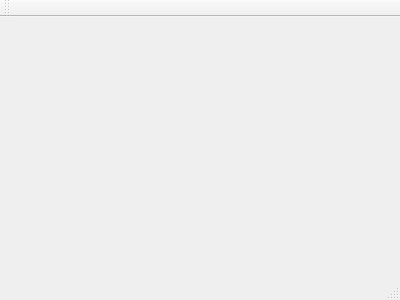
Before: the Qt Designer form frmGTA5Sync.ui in SyDevTeam/gta5view, drawn with Qt 5.
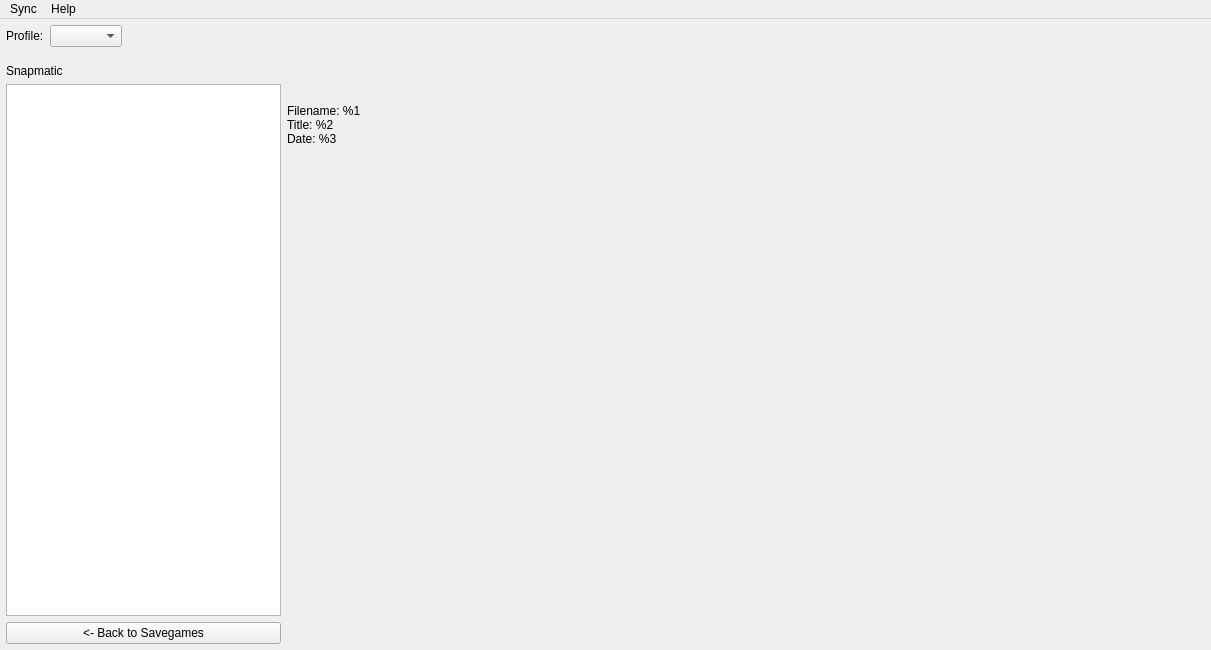
After: the same form once the commit is applied. Icons and pictures are not drawn.

The edit to the form file:
```diff
--- a/frmGTA5Sync.ui
+++ b/frmGTA5Sync.ui
@@ -1,24 +1,259 @@
 <ui version="4.0">
  <class>frmGTA5Sync</class>
- <widget class="QMainWindow" name="frmGTA5Sync" >
-  <property name="geometry" >
+ <widget class="QMainWindow" name="frmGTA5Sync">
+  <property name="geometry">
    <rect>
     <x>0</x>
     <y>0</y>
-    <width>400</width>
-    <height>300</height>
+    <width>1211</width>
+    <height>650</height>
    </rect>
   </property>
   <property name="windowTitle" >
    <string>frmGTA5Sync</string>
   </property>
-  <widget class="QMenuBar" name="menuBar" />
-  <widget class="QToolBar" name="mainToolBar" />
-  <widget class="QWidget" name="centralWidget" />
-  <widget class="QStatusBar" name="statusBar" />
+  <widget class="QWidget" name="cwSync">
+   <layout class="QVBoxLayout" name="vlSync">
+    <property name="leftMargin">
+     <number>6</number>
+    </property>
+    <property name="topMargin">
+     <number>6</number>
+    </property>
+    <property name="rightMargin">
+     <number>6</number>
+    </property>
+    <property name="bottomMargin">
+     <number>6</number>
+    </property>
+    <item>
+     <layout class="QHBoxLayout" name="hlProfile">
+      <item>
+       <widget class="QLabel" name="labProfile">
+        <property name="text">
+         <string>Profile:</string>
+        </property>
+       </widget>
+      </item>
+      <item>
+       <widget class="QComboBox" name="cbProfile"/>
+      </item>
+      <item>
+       <spacer name="hsProfile">
+        <property name="orientation">
+         <enum>Qt::Horizontal</enum>
+        </property>
+        <property name="sizeHint" stdset="0">
+         <size>
+          <width>40</width>
+          <height>20</height>
+         </size>
+        </property>
+       </spacer>
+      </item>
+     </layout>
+    </item>
+    <item>
+     <widget class="QStackedWidget" name="swLists">
+      <property name="currentIndex">
+       <number>1</number>
+      </property>
+      <widget class="QWidget" name="pageSavegames">
+       <layout class="QVBoxLayout" name="vlSavegames">
+        <property name="leftMargin">
+         <number>0</number>
+        </property>
+        <property name="topMargin">
+         <number>0</number>
+        </property>
+        <property name="rightMargin">
+         <number>0</number>
+        </property>
+        <property name="bottomMargin">
+         <number>0</number>
+        </property>
+        <item>
+         <widget class="QLabel" name="labSavegames">
+          <property name="text">
+           <string>Savegames</string>
+          </property>
+         </widget>
+        </item>
+        <item>
+         <widget class="QListView" name="lvSavegames"/>
+        </item>
+        <item>
+         <widget class="QPushButton" name="cmdViewSnapmatic">
+          <property name="text">
+           <string>View Snapmatic pictures</string>
+          </property>
+         </widget>
+        </item>
+       </layout>
+      </widget>
+      <widget class="QWidget" name="pageSnapmatic">
+       <layout class="QVBoxLayout" name="vlSnapmatic">
+        <property name="leftMargin">
+         <number>0</number>
+        </property>
+        <property name="rightMargin">
+         <number>0</number>
+        </property>
+        <property name="bottomMargin">
+         <number>0</number>
+        </property>
+        <item>
+         <widget class="QLabel" name="labSnapmatic">
+          <property name="text">
+           <string>Snapmatic</string>
+          </property>
+         </widget>
+        </item>
+        <item>
+         <layout class="QHBoxLayout" name="hlSnapmatic">
+          <item>
+           <layout class="QVBoxLayout" name="vlPictureList">
+            <item>
+             <widget class="QListView" name="lvPicutres">
+              <property name="minimumSize">
+               <size>
+                <width>225</width>
+                <height>0</height>
+               </size>
+              </property>
+              <property name="maximumSize">
+               <size>
+                <width>275</width>
+                <height>16777215</height>
+               </size>
+              </property>
+             </widget>
+            </item>
+            <item>
+             <layout class="QHBoxLayout" name="hlBackToSG">
+              <item>
+               <widget class="QPushButton" name="cmdBackToSG">
+                <property name="text">
+                 <string>&lt;- Back to Savegames</string>
+                </property>
+               </widget>
+              </item>
+             </layout>
+            </item>
+           </layout>
+          </item>
+          <item>
+           <layout class="QVBoxLayout" name="vlPicture">
+            <item>
+             <layout class="QHBoxLayout" name="hlPicRender">
+              <property name="spacing">
+               <number>0</number>
+              </property>
+              <item>
+               <widget class="QLabel" name="labPicture">
+                <property name="text">
+                 <string/>
+                </property>
+                <property name="pixmap">
+                 <pixmap resource="res.qrc">:/img/gta5sync.jpg</pixmap>
+                </property>
+                <property name="scaledContents">
+                 <bool>true</bool>
+                </property>
+               </widget>
+              </item>
+              <item>
+               <widget class="QLabel" name="labEmptyRender">
+                <property name="text">
+                 <string/>
+                </property>
+               </widget>
+              </item>
+             </layout>
+            </item>
+            <item>
+             <widget class="QLabel" name="labPicInfo">
+              <property name="text">
+               <string>Filename: %1
+Title: %2
+Date: %3</string>
+              </property>
+             </widget>
+            </item>
+            <item>
+             <spacer name="vsPicture">
+              <property name="orientation">
+               <enum>Qt::Vertical</enum>
+              </property>
+              <property name="sizeHint" stdset="0">
+               <size>
+                <width>0</width>
+                <height>0</height>
+               </size>
+              </property>
+             </spacer>
+            </item>
+           </layout>
+          </item>
+         </layout>
+        </item>
+       </layout>
+      </widget>
+     </widget>
+    </item>
+   </layout>
+  </widget>
+  <widget class="QMenuBar" name="menuBar">
+   <property name="geometry">
+    <rect>
+     <x>0</x>
+     <y>0</y>
+     <width>1211</width>
+     <height>21</height>
+    </rect>
+   </property>
+   <widget class="QMenu" name="menuSync">
+    <property name="title">
+     <string>Sync</string>
+    </property>
+    <addaction name="actionSetup_sync"/>
+    <addaction name="actionSync_log"/>
+    <addaction name="separator"/>
+    <addaction name="actionExit"/>
+   </widget>
+   <widget class="QMenu" name="menuHelp">
+    <property name="title">
+     <string>Help</string>
+    </property>
+    <addaction name="actionAbout_gta5sync"/>
+   </widget>
+   <addaction name="menuSync"/>
+   <addaction name="menuHelp"/>
+  </widget>
+  <action name="actionAbout_gta5sync">
+   <property name="text">
+    <string>About gta5sync</string>
+   </property>
+  </action>
+  <action name="actionSetup_sync">
+   <property name="text">
+    <string>Setup sync</string>
+   </property>
+  </action>
+  <action name="actionExit">
+   <property name="text">
+    <string>Exit</string>
+   </property>
+  </action>
+  <action name="actionSync_log">
+   <property name="text">
+    <string>Sync log</string>
+   </property>
+  </action>
  </widget>
- <layoutDefault spacing="6" margin="11" />
- <pixmapfunction></pixmapfunction>
- <resources/>
+ <layoutdefault spacing="6" margin="11"/>
+ <resources>
+  <include location="res.qrc"/>
+ </resources>
  <connections/>
 </ui>
```
Left out of the diff: 5 changed lines with no effect on the pictures.
